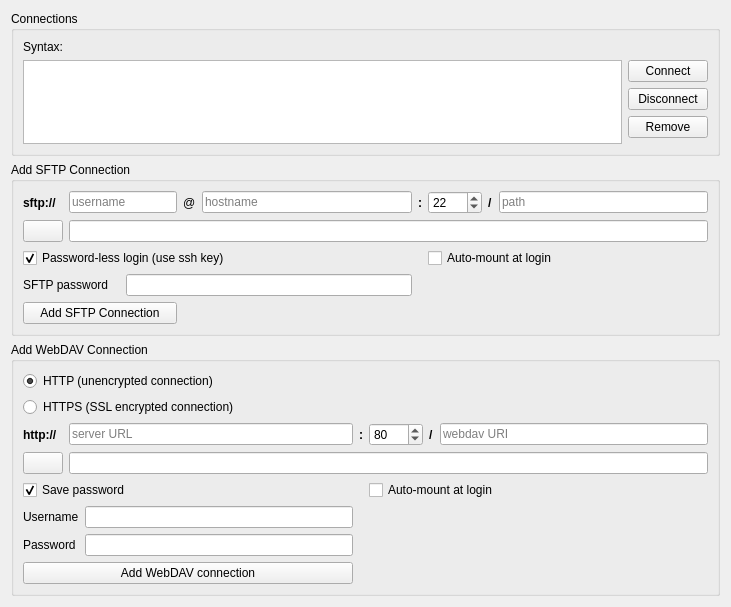
This is netdriveconnector/NetdriveConnector.ui in ethoms/netdrive-connector as Qt 5 draws it before an edit. The edited form follows.
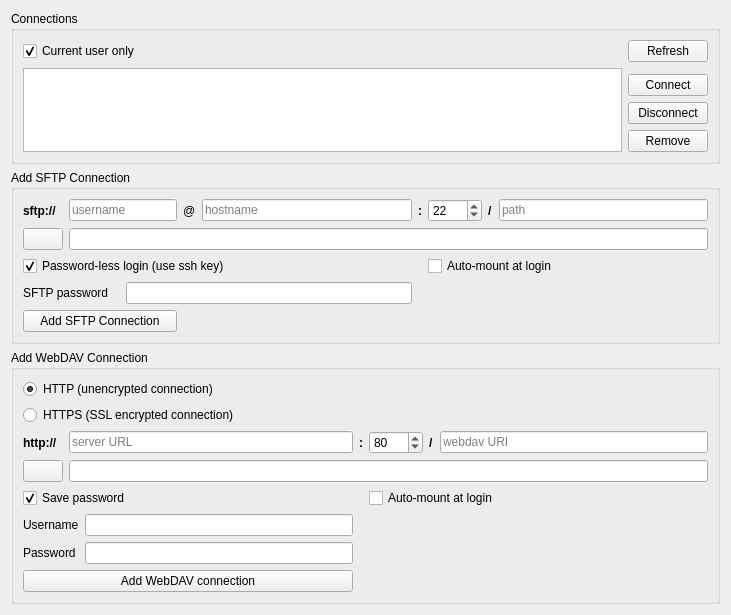
This is the edited form. Icons and pictures are not drawn.

Commit message: Updated to version 1.1. Changed connections list widget to a table widget, to make easier to read. Show only current user connections by default but tickbox to toggle to all users. Add refresh connections button. Changed root user elevation from kdesu to custom password dialog and expect/su script.

```diff
--- a/netdriveconnector/NetdriveConnector.ui
+++ b/netdriveconnector/NetdriveConnector.ui
@@ -24,36 +24,32 @@
        <layout class="QGridLayout" name="gridLayout_4">
         <item row="0" column="0">
          <layout class="QGridLayout" name="gridLayout_3">
-          <item row="0" column="0">
-           <widget class="QLabel" name="connectionsTableLegendLbl">
-            <property name="text">
-             <string>Syntax: &lt;Remote URL&gt; &lt;Local mount point&gt; &lt;filesystem type&gt; &lt;options&gt; &lt;dump&gt; &lt;check&gt;  </string>
-            </property>
-           </widget>
-          </item>
-          <item row="3" column="1">
-           <widget class="QPushButton" name="removeBtn">
-            <property name="text">
-             <string>Remove</string>
-            </property>
-           </widget>
-          </item>
-          <item row="1" column="1">
-           <widget class="QPushButton" name="connectBtn">
-            <property name="text">
-             <string>Connect</string>
-            </property>
-           </widget>
-          </item>
-          <item row="2" column="1">
+          <item row="7" column="1">
            <widget class="QPushButton" name="disconnectBtn">
             <property name="text">
              <string>Disconnect</string>
             </property>
            </widget>
           </item>
-          <item row="1" column="0" rowspan="4">
-           <widget class="QListWidget" name="connectionsListWidget">
+          <item row="0" column="0">
+           <widget class="QCheckBox" name="currentUserCheckBox">
+            <property name="text">
+             <string>Current user only</string>
+            </property>
+            <property name="checked">
+             <bool>true</bool>
+            </property>
+           </widget>
+          </item>
+          <item row="8" column="1">
+           <widget class="QPushButton" name="removeBtn">
+            <property name="text">
+             <string>Remove</string>
+            </property>
+           </widget>
+          </item>
+          <item row="1" column="0" rowspan="8">
+           <widget class="QTableWidget" name="connectionsTableWidget">
             <property name="editTriggers">
              <set>QAbstractItemView::NoEditTriggers</set>
             </property>
@@ -63,9 +59,29 @@
             <property name="selectionBehavior">
              <enum>QAbstractItemView::SelectRows</enum>
             </property>
+            <attribute name="horizontalHeaderStretchLastSection">
+             <bool>true</bool>
+            </attribute>
+            <attribute name="verticalHeaderVisible">
+             <bool>false</bool>
+            </attribute>
            </widget>
           </item>
-          <item row="4" column="1">
+          <item row="0" column="1">
+           <widget class="QPushButton" name="refreshBtn">
+            <property name="text">
+             <string>Refresh</string>
+            </property>
+           </widget>
+          </item>
+          <item row="6" column="1">
+           <widget class="QPushButton" name="connectBtn">
+            <property name="text">
+             <string>Connect</string>
+            </property>
+           </widget>
+          </item>
+          <item row="1" column="1" rowspan="5">
            <spacer name="verticalSpacer">
             <property name="orientation">
              <enum>Qt::Vertical</enum>
```
Left out of the diff: 58 changed lines with no effect on the pictures. The commit also changes 11 other files.
